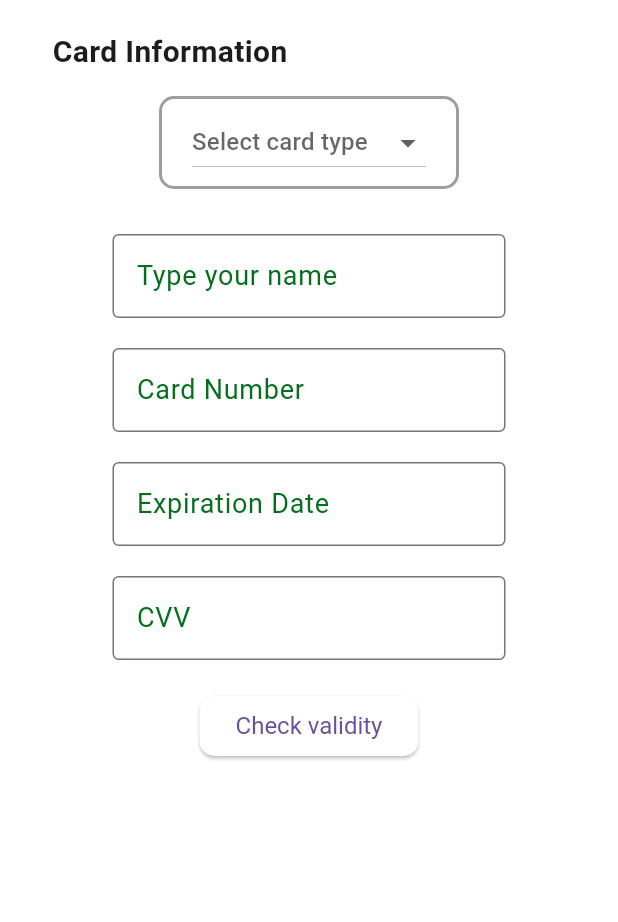
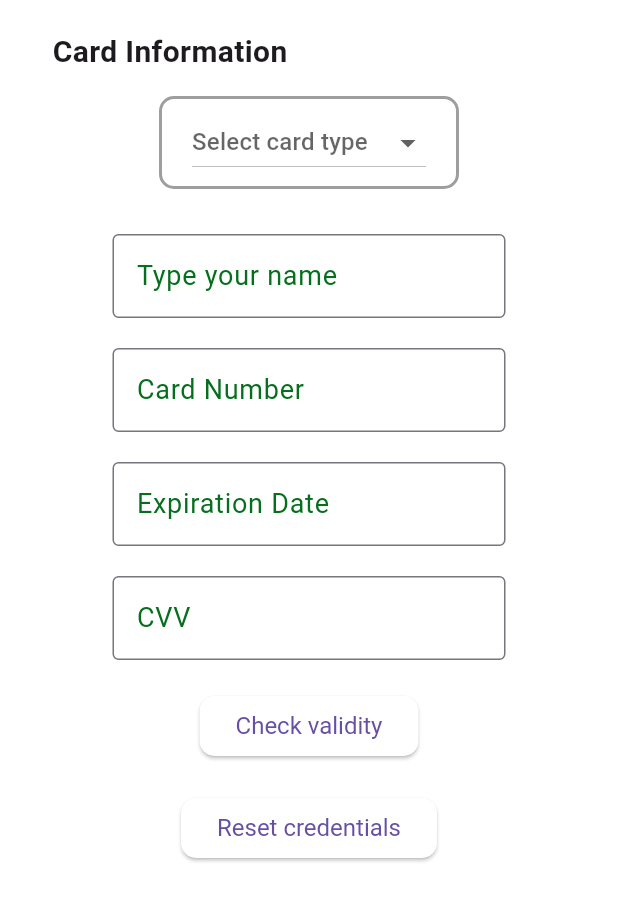
Before and after one commit to HaizeaAR/card_validation_app, a Flutter app: the screen it shows after launch, on a phone screen of 412 x 824 dp, the part 84-1006 px from its top. Run offline on Flutter 3.47's test engine with Material 3 defaults, Android fonts, the phone set to English and light mode, and no system bars; our stand-ins replace mask_text_input_formatter.

Commit message:
reset button

```diff
--- a/lib/main.dart
+++ b/lib/main.dart
@@ -173,19 +173,29 @@ class _MyHomePageState extends State<MyHomePage> {
                       builder: (context) => const SecondScreen(),
                     ),
                   );
+
                 }
               },
+              child: const Text('Check validity')
+            )
+      ),
 
-            child: const Text('Check validity'),
+        const SizedBox(height: 20),
 
+      Padding(
+        padding: const EdgeInsets.symmetric(horizontal: 20),
+        child: ElevatedButton(
+          onPressed: () {
+              _formKey.currentState?.reset();
+            },
+            child: const Text('Reset credentials'),
           ),
         ),
       ],
     ),
-
     ),
     ),
-),
+    )
     );
   }
 }
```
Lines whose indentation alone changed are shown as unchanged.
